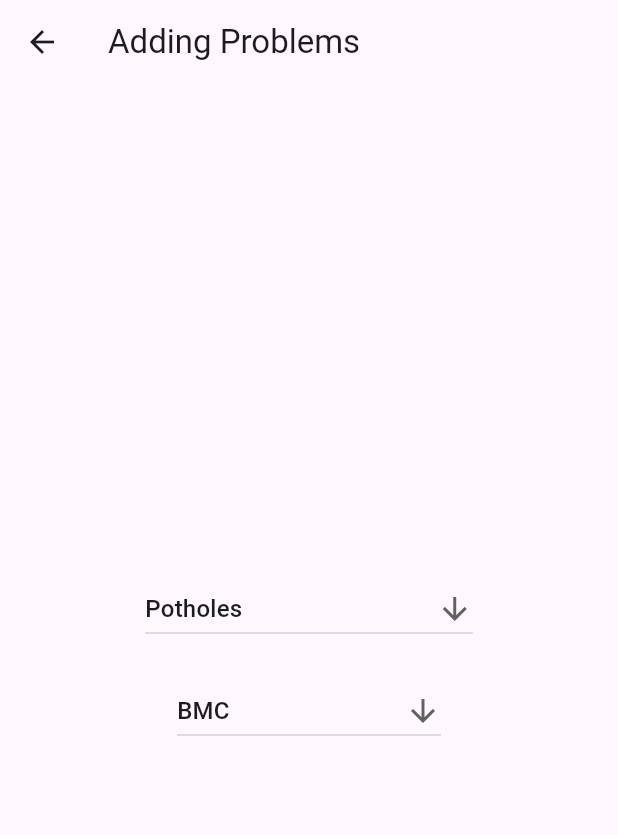
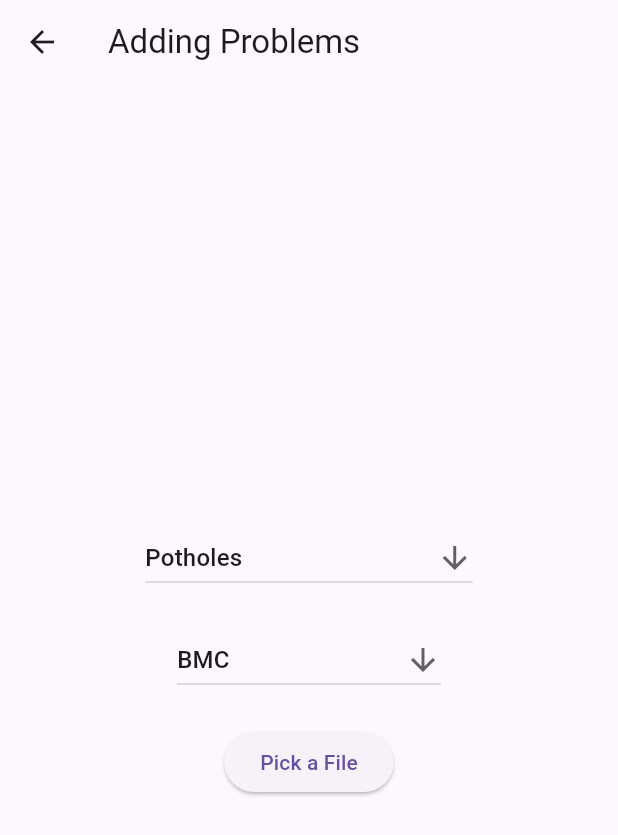
Before and after one commit to Saumya-sura/Mumbai-hacks-, a Flutter app: the Adding screen opened by its route, on a phone screen of 412 x 824 dp. Shown: the top 835 px of the screen. Run offline on Flutter 3.47's test engine with Material 3 defaults, Android fonts, the phone set to English and light mode, and no system bars; our stand-ins replace file_picker.

```diff
--- a/lib/problem.dart
+++ b/lib/problem.dart
@@ -1,3 +1,5 @@
+import 'dart:io'; // Import this for File handling
+import 'package:file_picker/file_picker.dart';
 import 'package:flutter/material.dart';
 
 class Adding extends StatefulWidget {
@@ -8,10 +10,8 @@ class Adding extends StatefulWidget {
 }
 
 class _AddingState extends State<Adding> {
-
   String drop1 = 'Potholes';
   String drop2 = 'BMC';
-
 
   List<String> list1 = [
     'Potholes',
@@ -25,6 +25,9 @@ class _AddingState extends State<Adding> {
     'Garbage Department',
     'Animal Control',
   ];
+
+  // Variable to hold the selected file path
+  String? selectedFilePath;
 
   @override
   Widget build(BuildContext context) {
@@ -55,6 +58,7 @@ class _AddingState extends State<Adding> {
             ),
             const SizedBox(height: 20),
 
+            // Second Dropdown
             DropdownButton<String>(
               value: drop2,
               icon: const Icon(Icons.arrow_downward),
@@ -71,6 +75,40 @@ class _AddingState extends State<Adding> {
                 );
               }).toList(),
             ),
+            const SizedBox(height: 20),
+
+            // File Picker Button
+            ElevatedButton(
+              onPressed: () async {
+                // Open file picker
+                FilePickerResult? result = await FilePicker.platform.pickFiles();
+
+                if (result != null) {
+                  // If a file is selected, get its path
+                  selectedFilePath = result.files.single.path;
+                  // Optionally, show a snackbar or a message
+                  ScaffoldMessenger.of(context).showSnackBar(
+                    SnackBar(content: Text('File selected: $selectedFilePath')),
+                  );
+                } else {
+                  // User canceled the picker
+                  ScaffoldMessenger.of(context).showSnackBar(
+                    const SnackBar(content: Text('No file selected')),
+                  );
+                }
+              },
+              child: const Text("Pick a File"),
+            ),
+
+            // Display the selected file path if available
+            if (selectedFilePath != null)
+              Padding(
+                padding: const EdgeInsets.only(top: 20),
+                child: Text(
+                  'Selected File: $selectedFilePath',
+                  style: TextStyle(fontSize: 16, fontWeight: FontWeight.bold),
+                ),
+              ),
           ],
         ),
       ),
--- a/pubspec.yaml
+++ b/pubspec.yaml
@@ -35,6 +35,7 @@ dependencies:
   # The following adds the Cupertino Icons font to your application.
   # Use with the CupertinoIcons class for iOS style icons.
   cupertino_icons: ^1.0.8
+  file_picker: ^8.1.3
 
 dev_dependencies:
   flutter_test:
```
Also changed, not shown: pubspec.lock.
